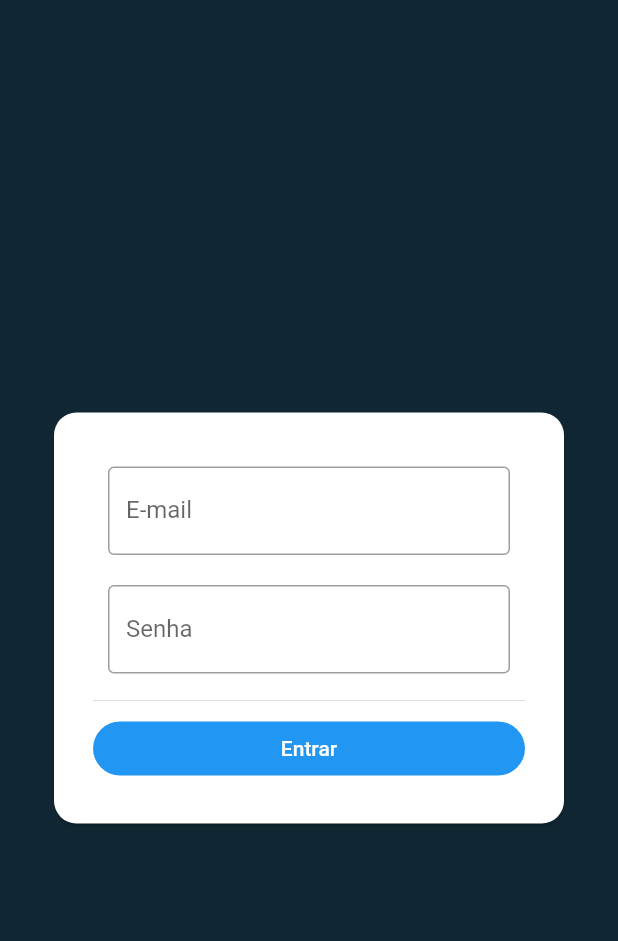
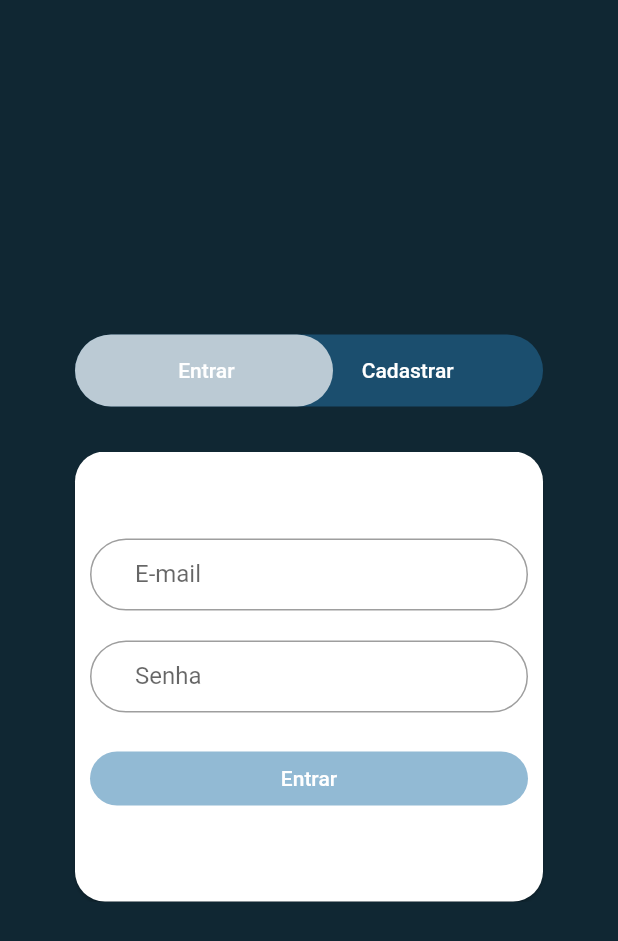
Before and after one commit to victorLessa/eUni-App-Flutter, a Flutter app: the screen it shows after launch, on a phone screen of 412 x 824 dp. Shown: the top 941 px of the screen. Run offline on Flutter 3.47's test engine with Material 2 defaults, Android fonts, the phone set to English and light mode, and no system bars; our stand-ins replace bottom_navy_bar, date_picker_timeline, flutter_login, shared_preferences.

Commit message:
nova tela de login com pageView

```diff
--- /dev/null
+++ b/lib/components/cardLog.dart
@@ -0,0 +1,150 @@
+import 'package:flutter/material.dart';
+import 'package:eni/services/authenticate.dart' as Auth;
+import 'package:shared_preferences/shared_preferences.dart';
+import 'dart:convert';
+
+class CardLogin extends StatefulWidget {
+  @override
+  CardLoginState createState() => CardLoginState();
+}
+
+class CardLoginState extends State<CardLogin> {
+
+  final _formKey = GlobalKey<FormState>();
+  final _emailController = TextEditingController();
+  final _passwordController = TextEditingController();
+  var _textSubmit = 'Entrar';
+  @override
+  void initState() {
+    super.initState();
+  }
+  signIn(email, password) async {
+    final result = await Auth.Authenticate().signIn(email, password);
+    var body = json.decode(result.body);
+    if(result.statusCode == 200) {
+      final prefs = await SharedPreferences.getInstance();
+      await prefs.setString('token', body['token']);
+      Navigator.pushReplacementNamed(context, '/second');
+      return;
+    }
+    showDialog(
+      context: context,
+      builder: (BuildContext context) {
+        return AlertDialog(
+          title: Text(body['message']),
+          actions: <Widget>[
+            FlatButton(
+              child: Text('Fechar'),
+              onPressed: () {
+                Navigator.of(context).pop();
+              },
+            )
+          ],
+        );
+      }
+    );
+  }
+
+  Widget padding(component) {
+    return Padding(
+      padding: EdgeInsets.all(10.0),
+      child: component,
+    );;
+  }
+
+  Widget _email(){
+    return TextFormField(
+      controller: _emailController,
+      decoration: InputDecoration(
+        labelText: 'E-mail',
+        border: OutlineInputBorder(
+          borderRadius: BorderRadius.circular(40.0),
+        ),
+        contentPadding: EdgeInsets.only(left: 30.0)
+      ),
+      validator: (value) {
+        if(value.trim().isEmpty) {
+          return 'Insira uma senha válida';
+        }
+        return null;
+      },
+    );
+  }
+
+  Widget _password() {
+    return TextFormField(
+      controller: _passwordController,
+      obscureText: true,
+      decoration: InputDecoration(
+        labelText: 'Senha',
+        border: OutlineInputBorder(
+          borderRadius: BorderRadius.circular(40.0),
+        ),
+        contentPadding: EdgeInsets.only(left: 30.0)
+      ),
+      validator: (value) {
+        if(value.trim().isEmpty) {
+          return 'Insira um E-mail';
+        }
+        return null;
+      },
+    );
+  }
+
+  Widget _buttonLogin() {
+    return SizedBox(
+      width: double.infinity,
+      child: FlatButton(
+
+        onPressed: () {
+          setState(() {
+            _textSubmit = 'Carregando...';
+          });
+          if(_formKey.currentState.validate()) {
+            signIn(_emailController.text, _passwordController.text);
+          }
+          setState(() {
+            _textSubmit = 'Entrar';
+          });
+        },
+        child: Text(_textSubmit, style: TextStyle(color: Colors.white),),
+        shape: RoundedRectangleBorder(
+          borderRadius: BorderRadius.circular(20.0)
+        ),
+        color: Color.fromRGBO(37, 116, 169, .5),
+      )
+    );
+  }
+
+  @override
+  Widget build(BuildContext context) {
+    return Center(
+      child: Container(
+        child: Card(
+          margin: EdgeInsets.only(left: 50.0, right: 50.0),
+          shape: RoundedRectangleBorder(
+            borderRadius: BorderRadius.circular(20.0),
+          ),
+          child: Column(
+            crossAxisAlignment: CrossAxisAlignment.center,
+            mainAxisAlignment: MainAxisAlignment.center,
+            children: <Widget>[
+              Form(
+                key: _formKey,
+                child: Column(
+                  crossAxisAlignment: CrossAxisAlignment.center,
+                  mainAxisAlignment: MainAxisAlignment.center,
+                  children: <Widget>[
+                    padding(_email()),
+                    padding(_password()),
+                    padding( _buttonLogin())
+                  ],
+                ),
+              )
+            ],
+          ),
+        )
+      )
+    );
+  }
+}
--- a/lib/main.dart
+++ b/lib/main.dart
@@ -1,8 +1,9 @@
 import 'package:flutter/material.dart';
 // import 'package:eni/pages/Login.dart';
-import 'package:eni/pages/loginV2.dart';
+// import 'package:eni/pages/loginV2.dart';
 // import 'package:eni/pages/LoginV3.dart';
 import 'package:eni/pages/Home.dart';
+import 'package:eni/pages/LoginV4.dart';
 
 void main () {
   runApp(MaterialApp(
@@ -16,6 +17,7 @@ void main () {
       // When navigating to the "/second" route, build the SecondScreen widget.
       '/second': (context) => HomePage(),
     },
+
   )
   );
 }
--- a/lib/pages/Home.dart
+++ b/lib/pages/Home.dart
@@ -210,6 +210,7 @@ class _HomePageState extends State<HomePage> {
       backgroundColor: Color(0xFF102733),
       appBar: AppBar(
         backgroundColor: Color.fromRGBO(37, 116, 169, .5),
+        leading: Container(),
         title: Text('UVENTO'),
         actions: <Widget>[
           Padding(
--- /dev/null
+++ b/lib/pages/LoginV4.dart
@@ -0,0 +1,123 @@
+import 'package:flutter/material.dart';
+import 'package:eni/components/cardLog.dart';
+
+class Login extends StatefulWidget {
+  @override
+  _LoginState createState() => _LoginState();
+}
+
+class _LoginState extends State<Login> {
+  PageController pageController = PageController(
+    initialPage: 0,
+    keepPage: true,
+  );
+  int topSelectedIndex = 0;
+  var _left = 0.0;
+  var _right = 140.0;
+
+  void topTapped(int index) {
+    setState(() {
+      topSelectedIndex = index;
+      pageController.animateToPage(index, duration: Duration(milliseconds: 500), curve: Curves.ease);
+    });
+  }
+  void pageChanged(int index) {
+    setState(() {
+      if(index == 0) {
+        _right = 140.0;
+        _left = 0;
+      } else {
+        _right = 0;
+        _left = 120.0;
+      }
+      topSelectedIndex = index;
+    });
+  }
+  @override
+  void initState() {
+    super.initState();
+  }
+  @override
+  Widget build(BuildContext context) {
+    Widget _tab() {
+      return Container(
+        decoration: BoxDecoration(
+          color: Color.fromRGBO(37, 116, 169, .5),
+          borderRadius: BorderRadius.circular(50.0)
+        ),
+        margin: EdgeInsets.only(left: 50.0, right: 50.0),
+        child: Stack(
+          children: <Widget>[
+            AnimatedPositioned(
+              duration: Duration(milliseconds: 300,),
+              left: _left,
+              right: _right,
+              height: 48.0,
+              child: Container(
+                decoration: BoxDecoration(
+                  color: Colors.white70,
+                  borderRadius: BorderRadius.circular(50.0)
+                ),
+              ),
+            ),
+            Row(
+              crossAxisAlignment: CrossAxisAlignment.center,
+              mainAxisAlignment: MainAxisAlignment.spaceEvenly,
+              mainAxisSize: MainAxisSize.max,
+              children: <Widget>[
+                FlatButton(
+                  onPressed: () {
+                    topTapped(0);
+                  },
+                  child: Text('Entrar', style: TextStyle(color: Colors.white),),
+                ),
+                FlatButton(
+                  onPressed: () {
+                    topTapped(1);
+                  },
+                  child: Text('Cadastrar', style: TextStyle(color: Colors.white),),
+                )
+              ],
+            ),
+          ],
+        )
+      );
+    }
+    return Scaffold(
+      backgroundColor: Color(0xFF102733),
+      body: Stack(
+        children: <Widget>[
+          Center(
+            child: Container(
+              child: Column(
+                mainAxisAlignment: MainAxisAlignment.center,
+                children: <Widget>[
+                  _tab(),
+                  SizedBox(
+                    height: 30.0,
+                  ),
+                  SizedBox(
+                    height: 300.0,
+                    child: PageView(
+                        scrollDirection: Axis.horizontal,
+                        controller: pageController,
+                        onPageChanged: (index) {
+                          pageChanged(index);
+                        },
+                        pageSnapping : true ,
+                        physics : BouncingScrollPhysics(),
+                        children: <Widget>[
+                          CardLogin(),
+                          CardLogin()
+                        ],
+                      )
+                  )
+                ],
+              ),
+            ),
+          )
+        ],
+      ),
+    );
+  }
+}
```
